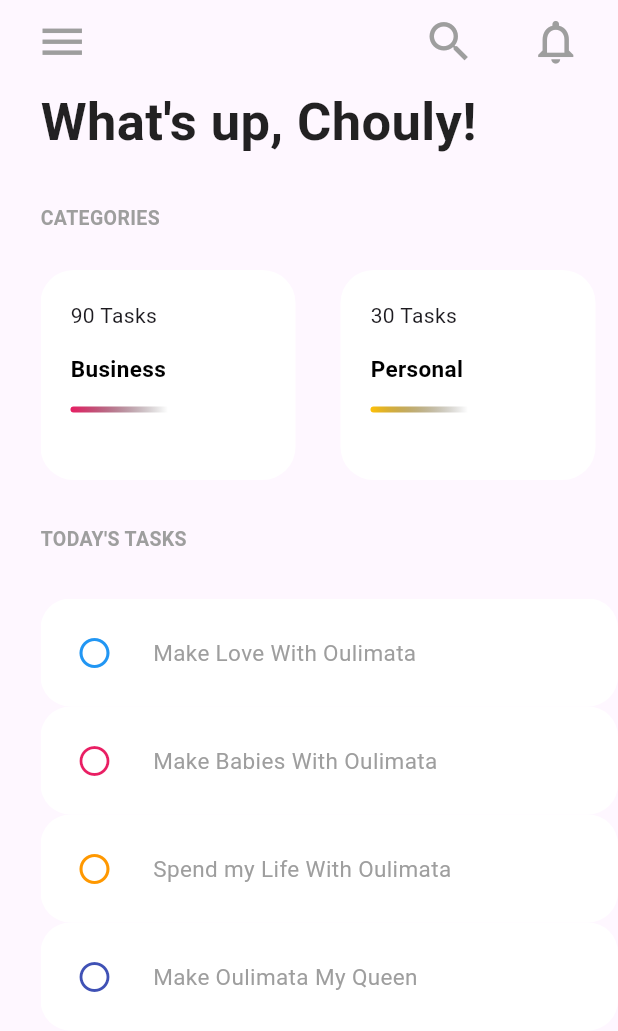
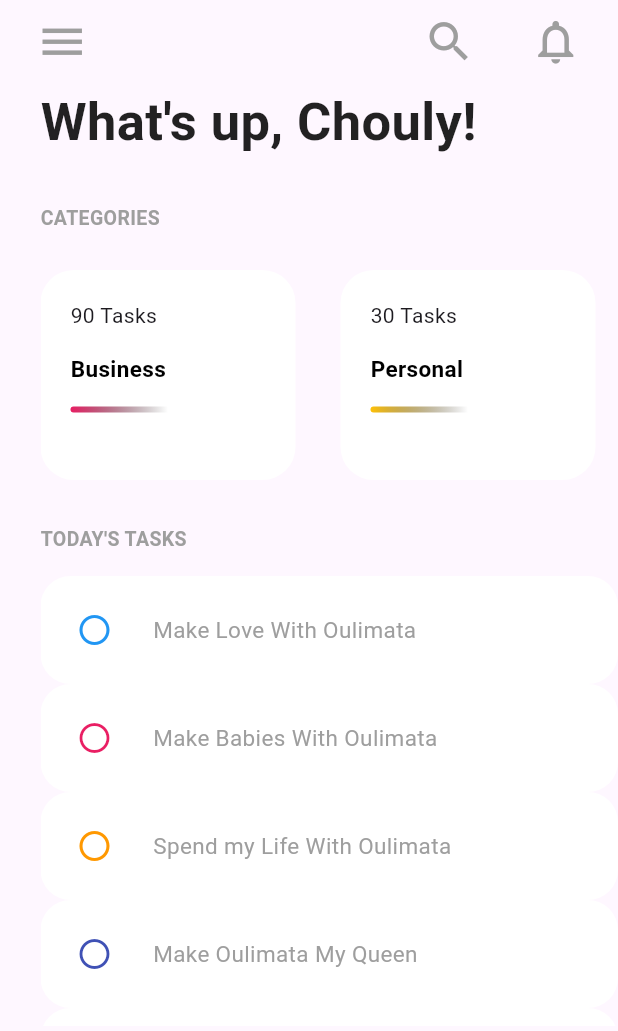
Before and after one commit to traorecheikh/myFlutterTest, a Flutter app: the screen it shows after launch, on a phone screen of 412 x 824 dp. Shown: the top 1031 px of the screen. Run offline on Flutter 3.47's test engine with Material 3 defaults, Android fonts, the phone set to English and light mode, and no system bars.

Commit message:
dashboard and tasks implementation

```diff
--- a/lib/main.dart
+++ b/lib/main.dart
@@ -80,7 +80,7 @@ class Dashboard extends StatelessWidget{
               color: Colors.grey,
             ) ,
           ),
-          SizedBox(height: 30,),
+          SizedBox(height: 15,),
           Container(
             height: 300,
             child: ListView(
```
